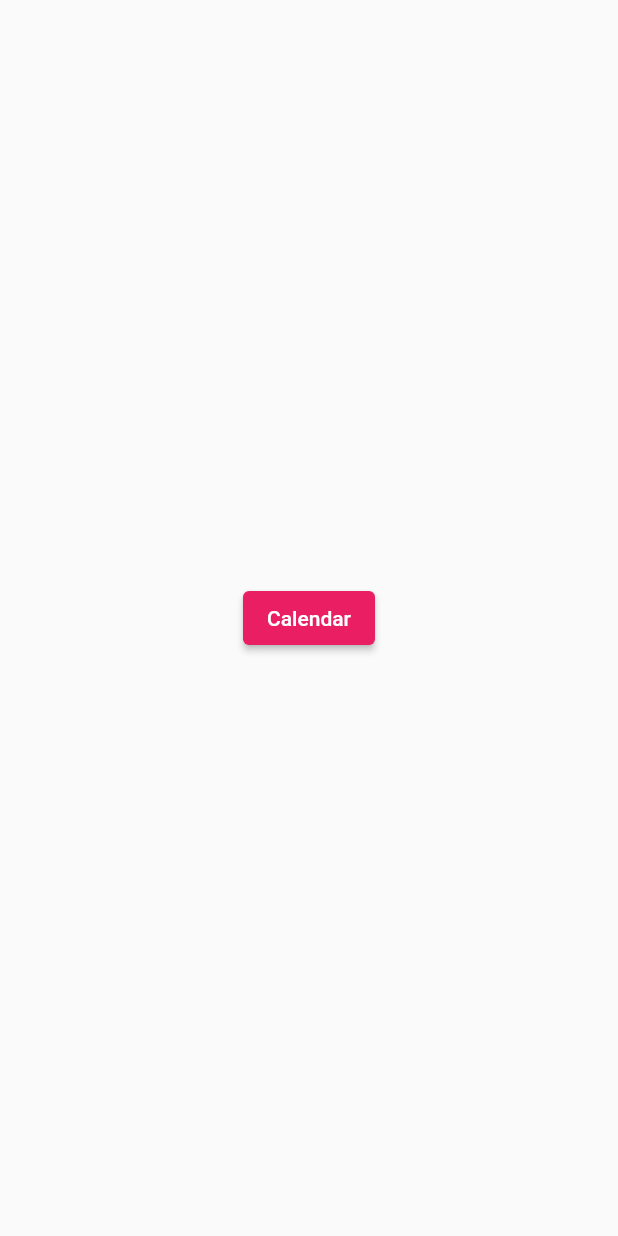
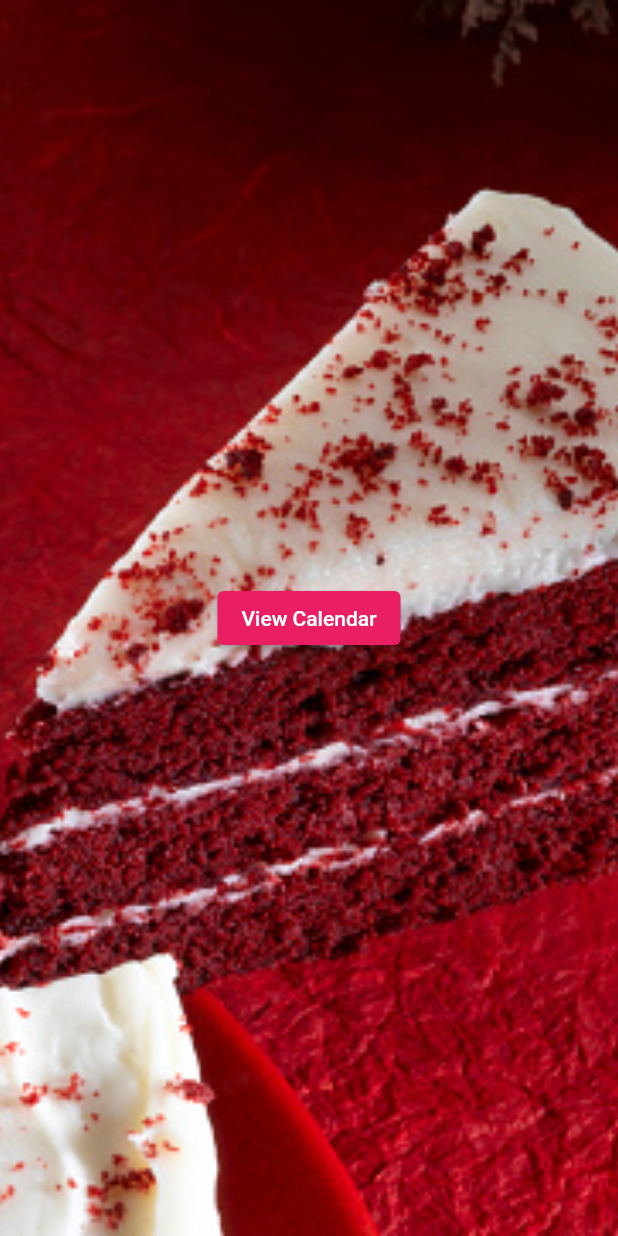
Before and after one commit to mahakfaheem/Birthday-Lookup-App, a Flutter app: the screen it shows after launch, on a phone screen of 412 x 824 dp. Run offline on Flutter 3.47's test engine with Material 2 defaults, Android fonts, the light colour scheme and no system bars; our stand-ins replace firebase_auth, firebase_core, google_sign_in, sqflite; missing offline and left inert: splash_screen_view; accounts and stored records are empty.

Commit message:
Modified background

```diff
--- a/lib/screens/home_screen.dart
+++ b/lib/screens/home_screen.dart
@@ -155,10 +155,10 @@ class _HomeScreenState extends State<HomeScreen> {
                         crossAxisAlignment: CrossAxisAlignment.start,
                         children: <Widget>[
                           Text(
-                            'Birthdays',
+                            'Upcoming Birthdays',
                             style: TextStyle(
                               color: Colors.pinkAccent,
-                              fontSize: 40.0,
+                              fontSize: 33.0,
                               fontWeight: FontWeight.bold,
                             ),
                           ),
--- a/lib/screens/second_screen.dart
+++ b/lib/screens/second_screen.dart
@@ -13,9 +13,18 @@ class _SecondScreenState extends State<SecondScreen> {
   @override
   Widget build(BuildContext context) {
     return Scaffold(
-      body: Center(
+      body: Container(
+        alignment: Alignment.center,
+        decoration: BoxDecoration(
+          image: DecorationImage(
+            image: AssetImage('assets/cake.jpg'),
+            fit: BoxFit.cover,
+          ),
+        ),
+
+
         child: ElevatedButton(
-          child: Text("Calendar"),
+          child: Text("View Calendar"),
           onPressed: () {
             FirebaseAuth.instance.signOut().then((value) {
               print("Signed Out");
--- a/lib/screens/splashscreen.dart
+++ b/lib/screens/splashscreen.dart
@@ -19,7 +19,7 @@ class _splashScreenState extends State<splashScreen> {
       imageSize: 100,
 
       imageSrc: 'assets/cake1.png',
-      text: "\n Birthday Lookup \n\n\n MDP ASSIGNMENT \n [A CRUD APP] \n\n\n ",
+      text: "\n Birthday Lookup \n\n\n MDP ASSIGNMENT \n\n\n ",
 
 
       textStyle: TextStyle(color: Colors.yellowAccent, fontSize: 30,fontWeight: FontWeight.bold,),
```
Also changed, not shown: assets/cake.jpg (added).
